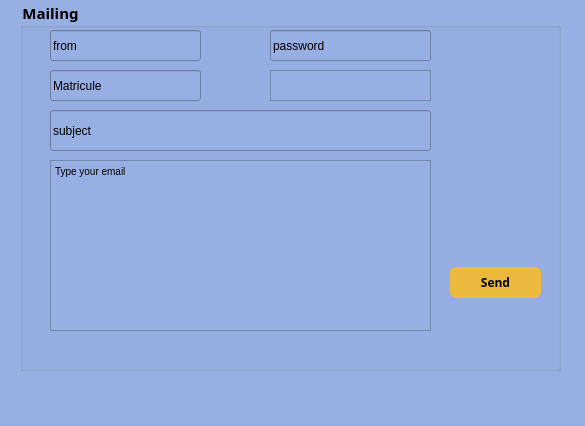
Before: the Qt Designer form dialog.ui in ajroudamira/Smart-radio-2A21, drawn with Qt 5.
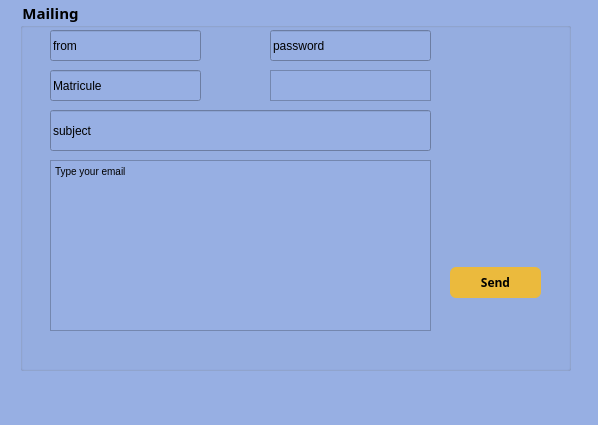
After: the same form once the commit is applied.

Diff of the .ui file:
```diff
--- a/dialog.ui
+++ b/dialog.ui
@@ -6,8 +6,8 @@
    <rect>
     <x>0</x>
     <y>0</y>
-    <width>585</width>
-    <height>426</height>
+    <width>598</width>
+    <height>425</height>
    </rect>
   </property>
   <property name="windowTitle">
@@ -22,7 +22,7 @@
      <rect>
       <x>20</x>
       <y>0</y>
-      <width>541</width>
+      <width>551</width>
       <height>371</height>
      </rect>
     </property>
```
Left out of the diff: 2 changed lines with no effect on the pictures.
